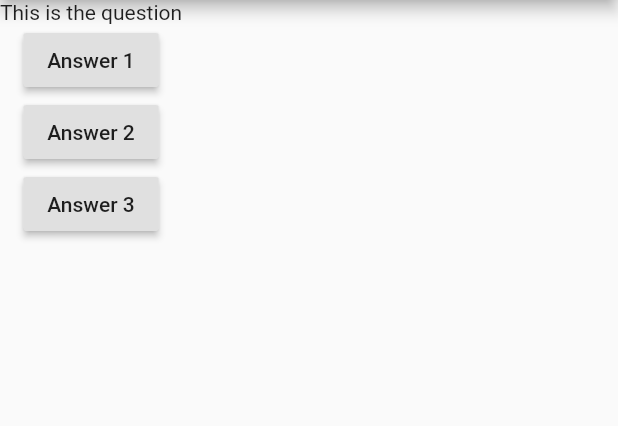
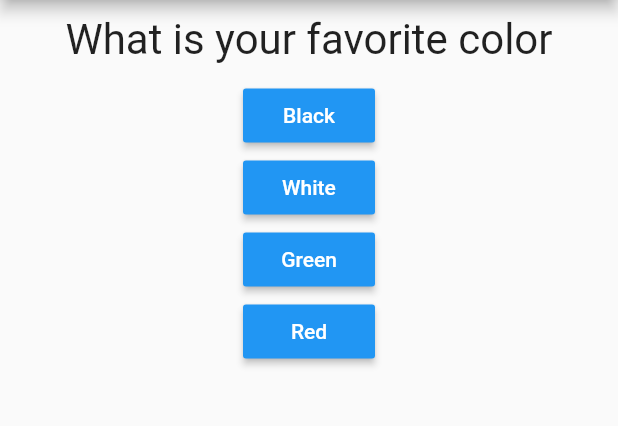
Before and after one commit to snippetkid/flutter-first-app, a Flutter app: the screen it shows after launch, on a phone screen of 412 x 824 dp, the part 84-510 px from its top. Run offline on Flutter 3.47's test engine with Material 2 defaults, Android fonts, the phone set to English and light mode, and no system bars.

```diff
--- /dev/null
+++ b/lib/answer.dart
@@ -0,0 +1,18 @@
+import 'package:flutter/material.dart';
+
+class Answer extends StatelessWidget {
+  final Function selectHandler;
+  final String answer;
+  Answer(this.selectHandler, this.answer);
+  @override
+  Widget build(BuildContext context) {
+    return Container(
+      child: RaisedButton(
+        color: Colors.blue,
+        textColor: Colors.white,
+        child: Text(answer),
+        onPressed: selectHandler,
+      ),
+    );
+  }
+}
--- a/lib/main.dart
+++ b/lib/main.dart
@@ -1,11 +1,37 @@
+import 'package:first_app/answer.dart';
 import 'package:flutter/material.dart';
-import 'package:flutter/widgets.dart';
+
+import './question.dart';
 
 void main() {
   runApp(MyApp());
 }
 
-class MyApp extends StatelessWidget {
+class MyApp extends StatefulWidget {
+  @override
+  State<StatefulWidget> createState() {
+    return _MyAppState();
+  }
+}
+
+class _MyAppState extends State<MyApp> {
+  var _questionIndex = 0;
+  var _questionAnswerMap = [
+    {
+      "question": "What is your favorite color",
+      "answers": ["Black", "White", "Green", "Red"]
+    },
+    {
+      "question": "What is your favorite language",
+      "answers": ["C#", "Dart", "F#", "Kotlin"]
+    }
+  ];
+  void _answerQuestion() {
+    setState(() {
+      _questionIndex += 1;
+    });
+  }
+
   @override
   Widget build(BuildContext context) {
     return MaterialApp(
@@ -15,21 +41,11 @@ class MyApp extends StatelessWidget {
         ),
         body: Column(
           children: <Widget>[
-            Text("This is the question"),
-            RaisedButton(
-              child: Text("Answer 1"),
-              onPressed: () => print("Answer 1 chosen"),
-            ),
-            RaisedButton(
-              child: Text("Answer 2"),
-              onPressed: () {
-                print("Answer 2 chosen");
-              },
-            ),
-            RaisedButton(
-              child: Text("Answer 3"),
-              onPressed: () => print("Answer 3 chosen"),
-            ),
+            Question(_questionAnswerMap[_questionIndex]["question"]),
+            ...(_questionAnswerMap[_questionIndex]["answers"] as List<String>)
+                .map((answer) {
+              return Answer(_answerQuestion, answer);
+            }).toList(),
           ],
         ),
       ),
--- /dev/null
+++ b/lib/question.dart
@@ -0,0 +1,18 @@
+import 'package:flutter/material.dart';
+
+class Question extends StatelessWidget {
+  final String question;
+  Question(this.question);
+  @override
+  Widget build(BuildContext context) {
+    return new Container(
+      margin: EdgeInsets.all(10),
+      width: double.infinity,
+      child: Text(
+        question,
+        style: TextStyle(fontSize: 28),
+        textAlign: TextAlign.center,
+      ),
+    );
+  }
+}
```
